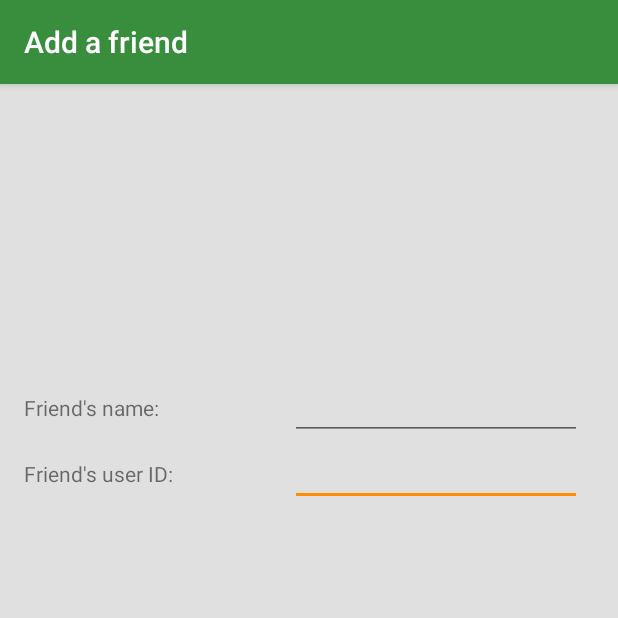
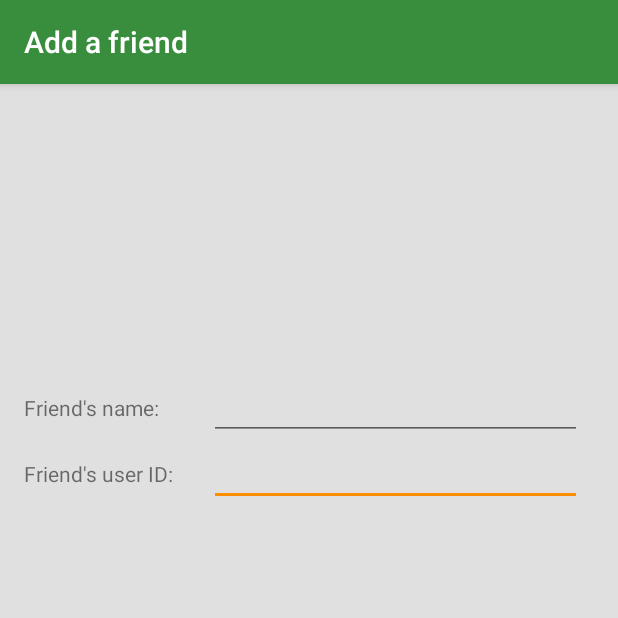
Before and after one commit to mikjo15/WishList_Project, an Android app: the AddFriendActivity screen opened directly, with no data from a screen before it, on a phone screen of 412 x 824 dp, the top half of it. Run offline under Robolectric (Android 15) with nearby library versions, the phone set to English and light mode, and no system bars; our stand-ins replace ButterKnife, Firebase (no records; nobody signed in at launch, a user with empty details on screens opened directly).

Commit message:
Sidste commit for nu

```diff
--- a/app/src/main/res/layout/activity_add_friend.xml
+++ b/app/src/main/res/layout/activity_add_friend.xml
@@ -59,7 +59,7 @@
         android:layout_width="0dp"
         android:layout_height="wrap_content"
         android:orientation="vertical"
-        app:layout_constraintGuide_percent="0.43" />
+        app:layout_constraintGuide_percent="0.3" />
 
     <android.support.design.widget.FloatingActionButton
         android:id="@+id/fab_closeFriend"
```
